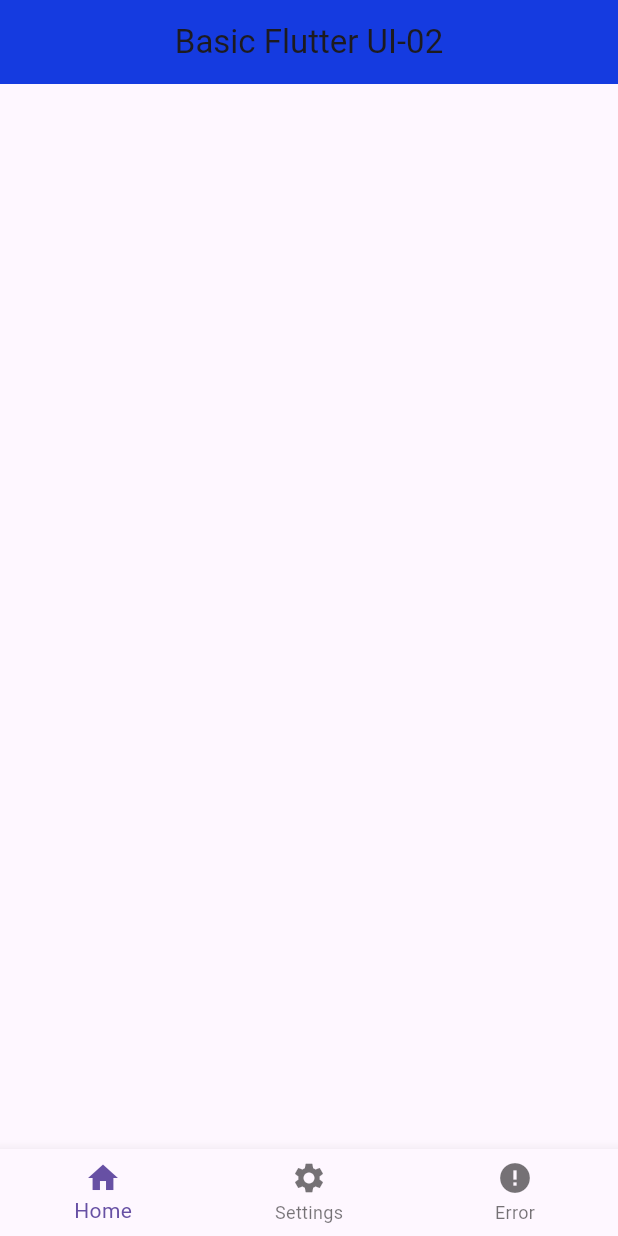
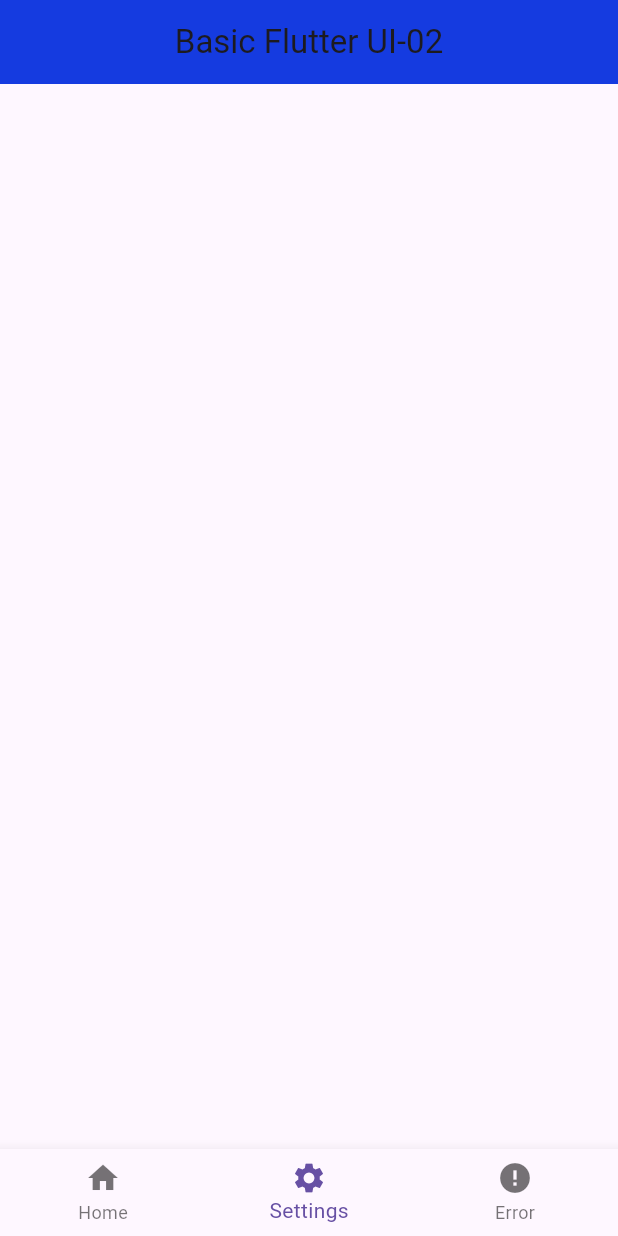
Before and after one commit to abir3262/lab06, a Flutter app: the screen it shows after launch, on a phone screen of 412 x 824 dp. Run offline on Flutter 3.47's test engine with Material 3 defaults, Android fonts, the phone set to English and light mode, and no system bars.

Commit message:
Bottom navication

```diff
--- a/lib/body.dart
+++ b/lib/body.dart
@@ -8,19 +8,36 @@ class AppBody extends StatefulWidget {
 }
 
 class _AppBodyState extends State<AppBody> {
+  int currentIndex = 1;
+  final List<Widget> page = [
+    Text("Home"),
+    Text("Settings"),
+    Text("Error"),
+  ];
+  void onClickMenu(int index) {
+    setState(() {
+      currentIndex = index;
+    });
+  }
+
   @override
   Widget build(BuildContext context) {
     return Scaffold(
       bottomNavigationBar: BottomNavigationBar(
-          items:[
+        onTap: onClickMenu,
+        currentIndex: currentIndex,
+        items: [
           BottomNavigationBarItem(
-              icon:Icon(Icons.home),label: "Home" ,
+            icon: Icon(Icons.home),
+            label: "Home",
           ),
           BottomNavigationBarItem(
-              icon:Icon(Icons.settings),label: "Settings",
+            icon: Icon(Icons.settings),
+            label: "Settings",
           ),
           BottomNavigationBarItem(
-              icon:Icon(Icons.error),label: "Error" ,
+            icon: Icon(Icons.error),
+            label: "Error",
           ),
         ],
       ),
```
Lines whose indentation alone changed are shown as unchanged.
